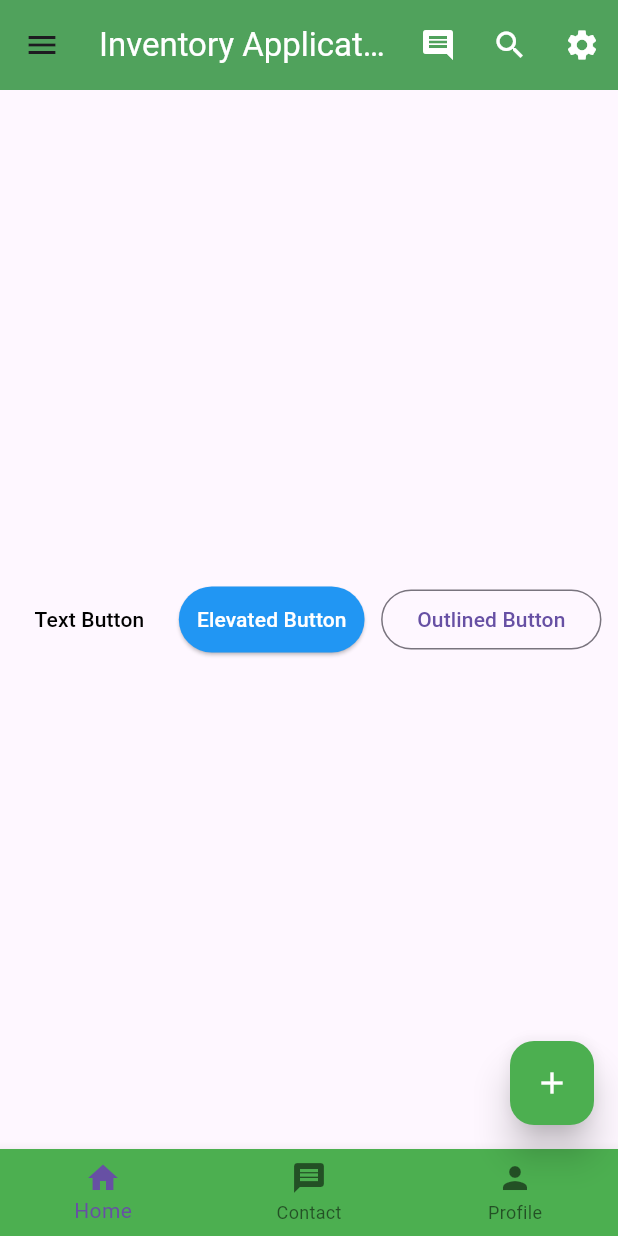
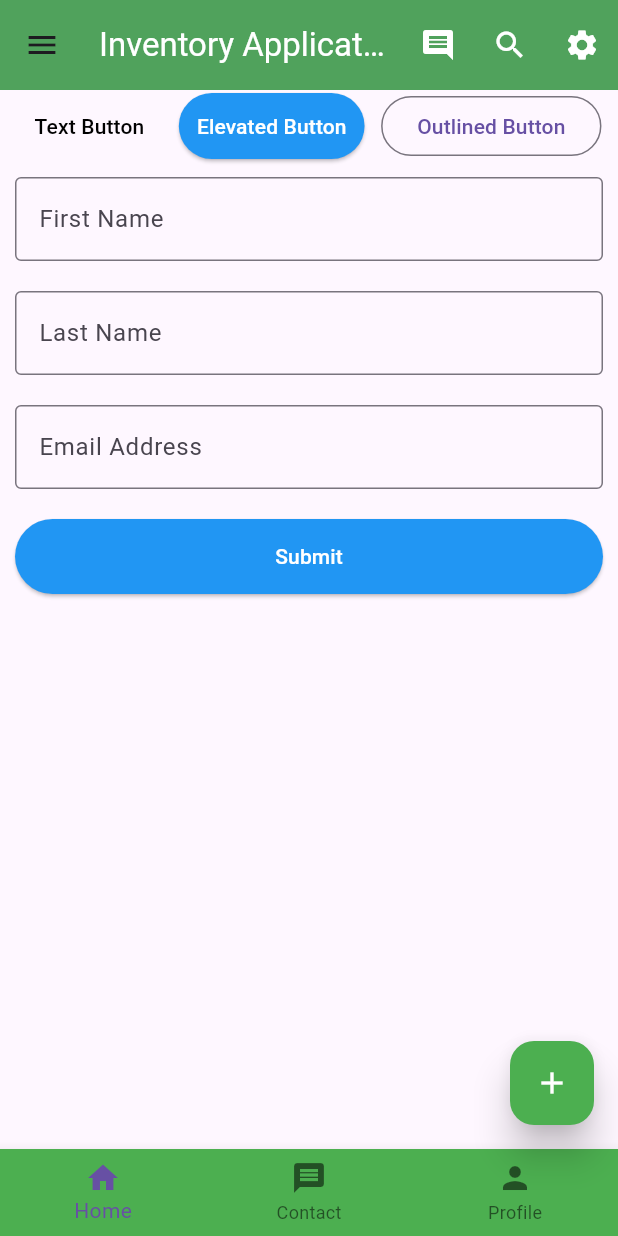
Before and after one commit to mahmud5658/flutter_practice, a Flutter app: the screen it shows after launch, on a phone screen of 412 x 824 dp. Run offline on Flutter 3.47's test engine with Material 3 defaults, Android fonts, the phone set to English and light mode, and no system bars.

Commit message:
flutter practice

```diff
--- a/lib/main.dart
+++ b/lib/main.dart
@@ -175,8 +175,9 @@
           ],
         ),
       ),
-      body: Center(
-        child: Row(
+      body: Column(
+        children: [
+          Row(
             mainAxisAlignment: MainAxisAlignment.spaceEvenly,
             children: [
               TextButton(
@@ -204,6 +205,45 @@
               ),
             ],
           ),
+          Column(
+            mainAxisAlignment: MainAxisAlignment.start,
+            children: [
+              const Padding(
+                padding: EdgeInsets.all(10),
+                child: TextField(
+                  decoration: InputDecoration(
+                      border: OutlineInputBorder(), labelText: "First Name"),
+                ),
+              ),
+              const Padding(
+                padding: EdgeInsets.all(10),
+                child: TextField(
+                  decoration: InputDecoration(
+                      border: OutlineInputBorder(), labelText: "Last Name"),
+                ),
+              ),
+              const Padding(
+                padding: EdgeInsets.all(10),
+                child: TextField(
+                  decoration: InputDecoration(
+                      border: OutlineInputBorder(), labelText: "Email Address"),
+                ),
+              ),
+              Padding(
+                padding: const EdgeInsets.all(10),
+                child: ElevatedButton(
+                  onPressed: () {},
+                  style: ElevatedButton.styleFrom(
+                    minimumSize: const Size(double.infinity, 50),
+                    backgroundColor: Colors.blue,
+                    foregroundColor: Colors.white,
+                  ),
+                  child: const Text("Submit"),
+                ),
+              ),
+            ],
+          )
+        ],
       ),
     );
   }
```
Lines whose indentation alone changed are shown as unchanged.
